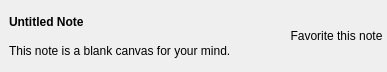
Qt form ui/notelistitem.ui (Open-App-Library/Vibrato-Notes-Desktop) before a commit.
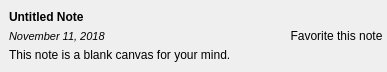
The same form after that commit. Icons and pictures are not drawn.

Diff of the .ui file:
```diff
--- a/ui/notelistitem.ui
+++ b/ui/notelistitem.ui
@@ -97,6 +97,19 @@
           </property>
          </widget>
         </item>
+        <item>
+         <widget class="QLabel" name="label">
+          <property name="font">
+           <font>
+            <pointsize>8</pointsize>
+            <italic>true</italic>
+           </font>
+          </property>
+          <property name="text">
+           <string>November 11, 2018</string>
+          </property>
+         </widget>
+        </item>
         <item>
          <widget class="QLabel" name="excerptLabel">
           <property name="sizePolicy">
```
Left out of the diff: 3 changed lines with no effect on the pictures.
